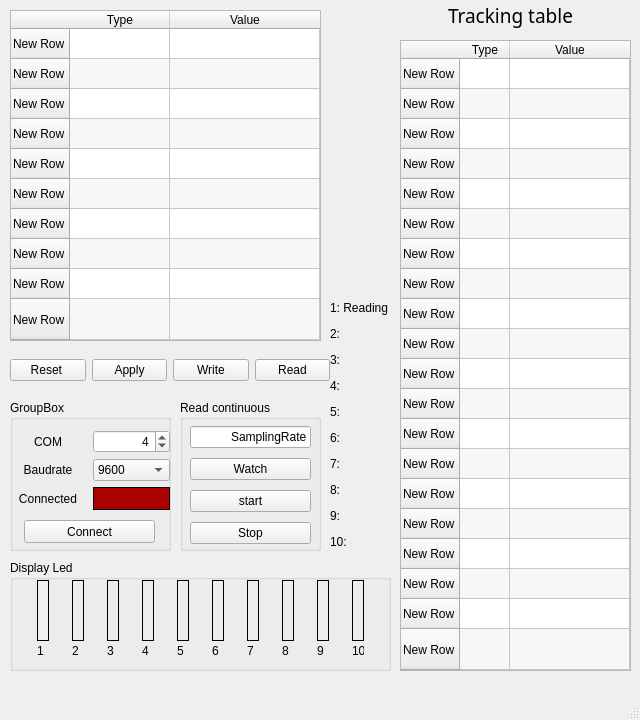
The window that Communication/ModbusRTU/GUI/modbus_gui_lite.ui (Marco-Nguyen/RobotVision) describes before a commit, drawn with Qt 5.
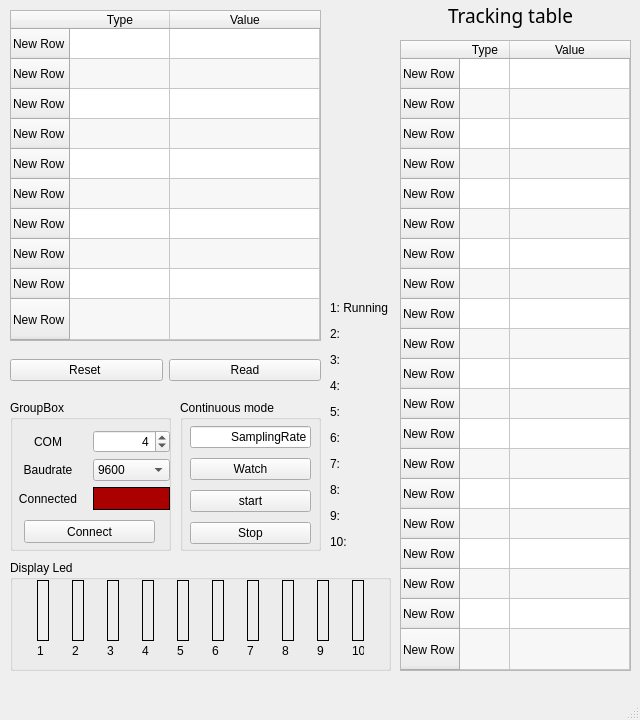
The same window after the commit.

Commit message: optimize modbus_core files, update ui

```diff
--- a/Communication/ModbusRTU/GUI/modbus_gui_lite.ui
+++ b/Communication/ModbusRTU/GUI/modbus_gui_lite.ui
@@ -742,7 +742,7 @@
       </rect>
      </property>
      <property name="title">
-      <string>Read continuous</string>
+      <string>Continuous mode</string>
      </property>
      <widget class="QWidget" name="verticalLayoutWidget">
       <property name="geometry">
@@ -984,7 +984,7 @@
       </rect>
      </property>
      <property name="text">
-      <string>&lt;html&gt;&lt;head/&gt;&lt;body&gt;&lt;p&gt;1: Reading&lt;/p&gt;&lt;p&gt;2:&lt;/p&gt;&lt;p&gt;3:&lt;/p&gt;&lt;p&gt;4:&lt;/p&gt;&lt;p&gt;5:&lt;/p&gt;&lt;p&gt;6:&lt;/p&gt;&lt;p&gt;7:&lt;/p&gt;&lt;p&gt;8:&lt;/p&gt;&lt;p&gt;9:&lt;/p&gt;&lt;p&gt;10:&lt;/p&gt;&lt;/body&gt;&lt;/html&gt;</string>
+      <string>&lt;html&gt;&lt;head/&gt;&lt;body&gt;&lt;p&gt;1: Running&lt;/p&gt;&lt;p&gt;2:&lt;/p&gt;&lt;p&gt;3:&lt;/p&gt;&lt;p&gt;4:&lt;/p&gt;&lt;p&gt;5:&lt;/p&gt;&lt;p&gt;6:&lt;/p&gt;&lt;p&gt;7:&lt;/p&gt;&lt;p&gt;8:&lt;/p&gt;&lt;p&gt;9:&lt;/p&gt;&lt;p&gt;10:&lt;/p&gt;&lt;/body&gt;&lt;/html&gt;</string>
      </property>
     </widget>
     <widget class="QWidget" name="horizontalLayoutWidget">
@@ -992,7 +992,7 @@
       <rect>
        <x>10</x>
        <y>340</y>
-       <width>320</width>
+       <width>311</width>
        <height>61</height>
       </rect>
      </property>
@@ -1010,32 +1010,6 @@
         </property>
        </widget>
       </item>
-      <item>
-       <widget class="QPushButton" name="updateValues">
-        <property name="sizePolicy">
-         <sizepolicy hsizetype="Minimum" vsizetype="Maximum">
-          <horstretch>0</horstretch>
-          <verstretch>0</verstretch>
-         </sizepolicy>
-        </property>
-        <property name="text">
-         <string>Apply</string>
-        </property>
-       </widget>
-      </item>
-      <item>
-       <widget class="QPushButton" name="setValue">
-        <property name="sizePolicy">
-         <sizepolicy hsizetype="Minimum" vsizetype="Maximum">
-          <horstretch>0</horstretch>
-          <verstretch>0</verstretch>
-         </sizepolicy>
-        </property>
-        <property name="text">
-         <string>Write</string>
-        </property>
-       </widget>
-      </item>
       <item>
        <widget class="QPushButton" name="read1time">
         <property name="text">
```
Left out of the diff: 4 changed lines with no effect on the pictures. The commit also changes 4 other files.
